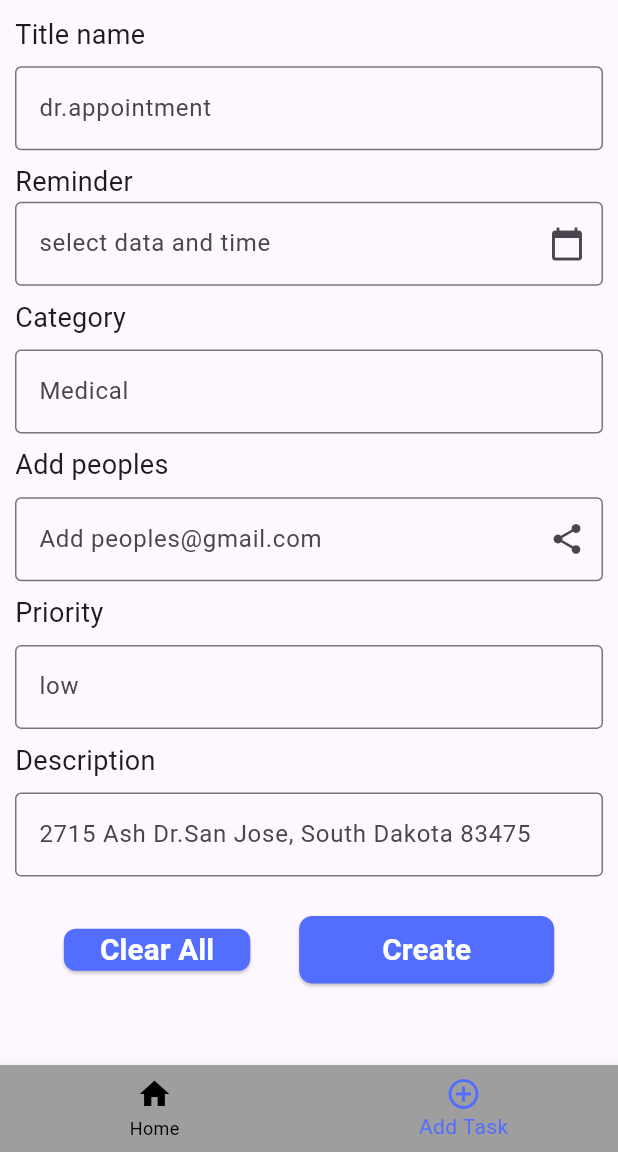
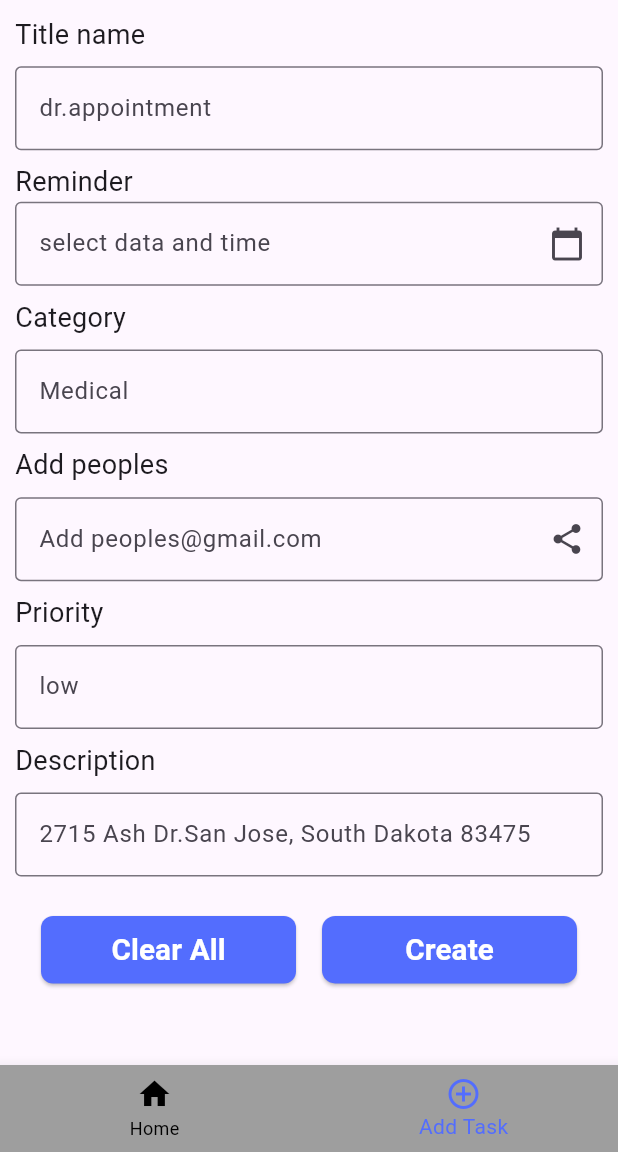
Before and after one commit to vinayparihar26/To_Do_App_Flutter, a Flutter app: the screen it shows after launch, item 2 of the bottom bar chosen, on a phone screen of 412 x 824 dp, the part 84-1236 px from its top. Run offline on Flutter 3.47's test engine with Material 3 defaults, Android fonts, the phone set to English and light mode, and no system bars; our stand-ins replace hive, hive_flutter; accounts and stored records are empty.

Commit message:
#Made changes

```diff
--- a/lib/features/theme_provider.dart
+++ b/lib/features/theme_provider.dart
@@ -1,7 +1,7 @@
 import 'package:flutter/material.dart';
 import 'package:hive/hive.dart';
 
-import 'package:to_do_app/setting_model.dart';
+import 'package:to_do_app/features/model/setting_model.dart';
 
 class ThemeProvider with ChangeNotifier {
   final Box<SettingModel> settingsBox = Hive.box<SettingModel>('setting');
--- a/lib/features/widgets/uihelper.dart
+++ b/lib/features/widgets/uihelper.dart
@@ -185,7 +185,7 @@ class Uihelper {
                     ElevatedButton(
                       style: ElevatedButton.styleFrom(
                         backgroundColor: Colors.indigoAccent,
-                        minimumSize: Size(0.180*getWidth(context), 0.45*getResponsive(context)),
+                        minimumSize: Size(170, 45),
                         shape: RoundedRectangleBorder(
                           borderRadius: BorderRadius.circular(8.0),
                         ),
--- a/lib/main.dart
+++ b/lib/main.dart
@@ -4,9 +4,9 @@ import 'package:provider/provider.dart';
 
 import 'package:to_do_app/features/model/task.dart';
 
-import 'package:to_do_app/features/home.dart';
+import 'package:to_do_app/features/screen/home.dart';
 import 'package:to_do_app/features/theme_provider.dart';
-import 'package:to_do_app/setting_model.dart';
+import 'package:to_do_app/features/model/setting_model.dart';
 
 void main() async {
   WidgetsFlutterBinding.ensureInitialized();
```
Also changed, not shown: lib/features/model/setting_model.dart (renamed from lib/setting_model.dart), lib/features/model/setting_model.g.dart (renamed from lib/setting_model.g.dart), lib/features/screen/home.dart (renamed from lib/features/home.dart).
